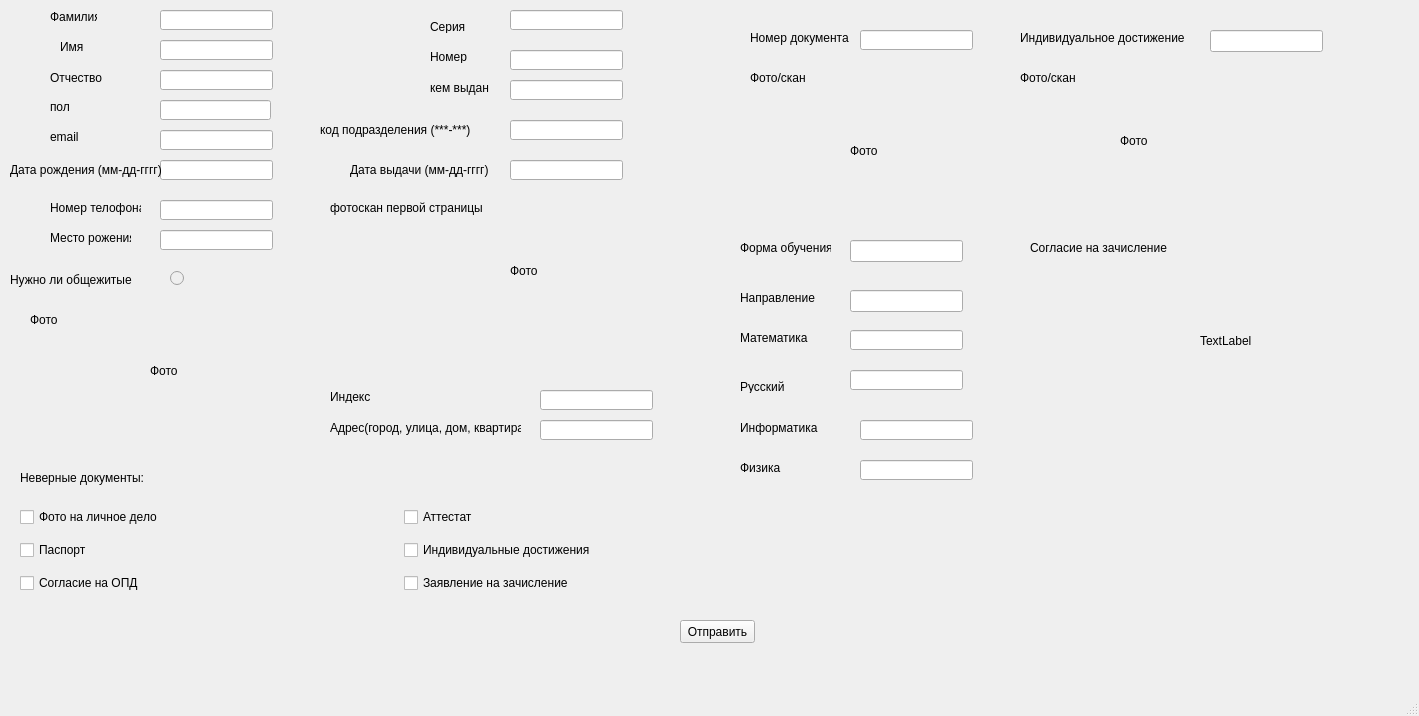
BagrKonstantin/nti_contest_alfa, file personal.ui: the form before one commit.
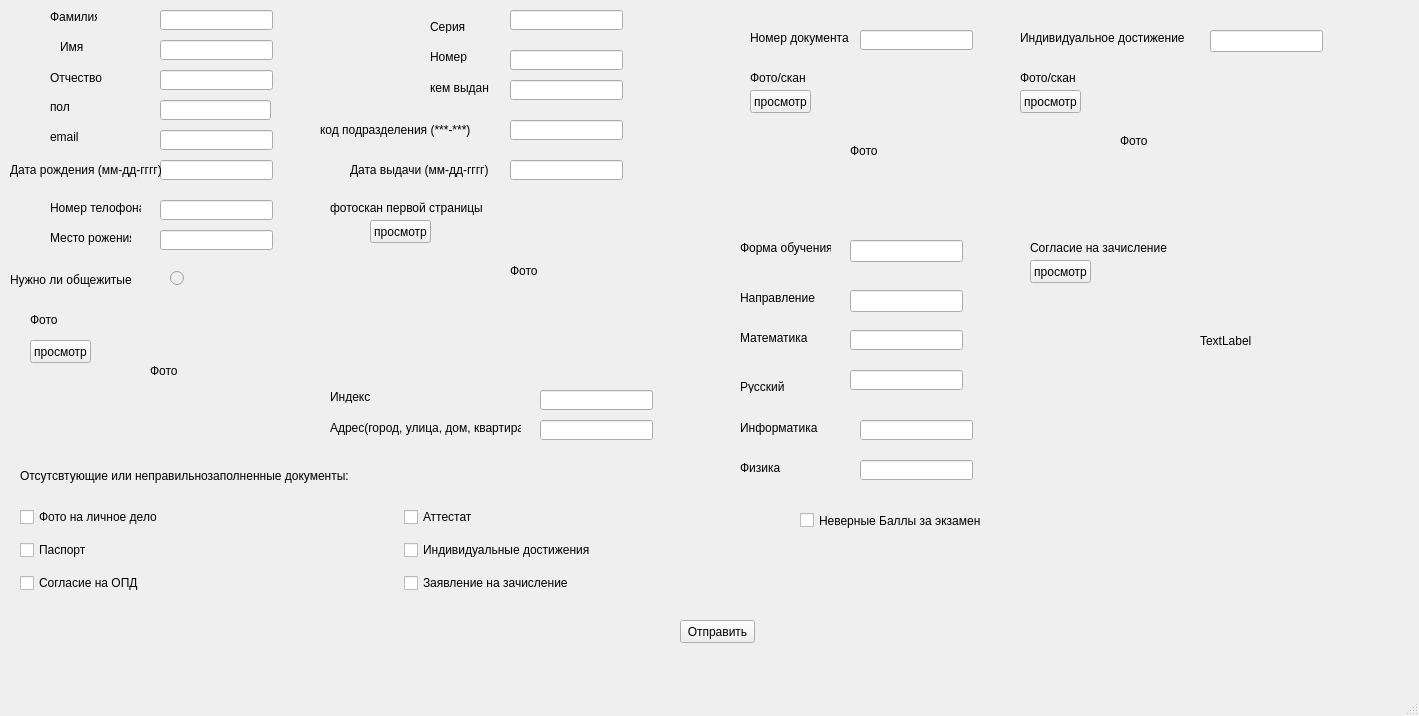
The form after the commit.

```diff
--- a/personal.ui
+++ b/personal.ui
@@ -18,13 +18,13 @@
     <property name="geometry">
      <rect>
       <x>20</x>
-      <y>470</y>
-      <width>131</width>
-      <height>16</height>
+      <y>465</y>
+      <width>351</width>
+      <height>21</height>
      </rect>
     </property>
     <property name="text">
-     <string>Неверные документы:</string>
+     <string>Отсутсвтующие или неправильнозаполненные документы:</string>
     </property>
    </widget>
    <widget class="QWidget" name="gridLayoutWidget">
@@ -854,6 +854,84 @@
      <string>TextLabel</string>
     </property>
    </widget>
+   <widget class="QPushButton" name="pushButton_user">
+    <property name="geometry">
+     <rect>
+      <x>30</x>
+      <y>340</y>
+      <width>61</width>
+      <height>23</height>
+     </rect>
+    </property>
+    <property name="text">
+     <string>просмотр</string>
+    </property>
+   </widget>
+   <widget class="QPushButton" name="pushButton_first_page">
+    <property name="geometry">
+     <rect>
+      <x>370</x>
+      <y>220</y>
+      <width>61</width>
+      <height>23</height>
+     </rect>
+    </property>
+    <property name="text">
+     <string>просмотр</string>
+    </property>
+   </widget>
+   <widget class="QPushButton" name="pushButton_doc">
+    <property name="geometry">
+     <rect>
+      <x>750</x>
+      <y>90</y>
+      <width>61</width>
+      <height>23</height>
+     </rect>
+    </property>
+    <property name="text">
+     <string>просмотр</string>
+    </property>
+   </widget>
+   <widget class="QPushButton" name="pushButton_achiv">
+    <property name="geometry">
+     <rect>
+      <x>1020</x>
+      <y>90</y>
+      <width>61</width>
+      <height>23</height>
+     </rect>
+    </property>
+    <property name="text">
+     <string>просмотр</string>
+    </property>
+   </widget>
+   <widget class="QPushButton" name="pushButton_sogl">
+    <property name="geometry">
+     <rect>
+      <x>1030</x>
+      <y>260</y>
+      <width>61</width>
+      <height>23</height>
+     </rect>
+    </property>
+    <property name="text">
+     <string>просмотр</string>
+    </property>
+   </widget>
+   <widget class="QCheckBox" name="checkBox_7">
+    <property name="geometry">
+     <rect>
+      <x>800</x>
+      <y>510</y>
+      <width>181</width>
+      <height>21</height>
+     </rect>
+    </property>
+    <property name="text">
+     <string>Неверные Баллы за экзамены</string>
+    </property>
+   </widget>
   </widget>
   <widget class="QMenuBar" name="menubar">
    <property name="geometry">
```
Left out of the diff: 2 changed lines with no effect on the pictures.
